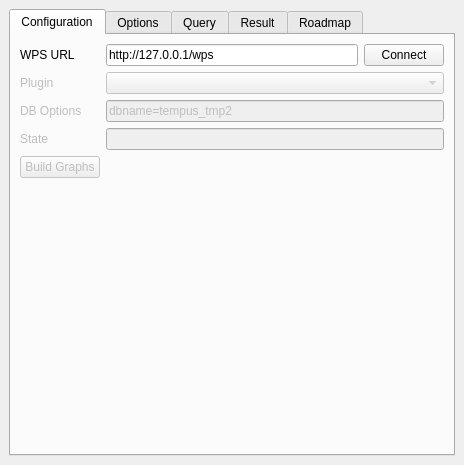
Above: src/wps_qgis/IfsttarRouting/ifsttarrouting.ui from Universite-Gustave-Eiffel/Tempus before the change. Below: the same form after it.
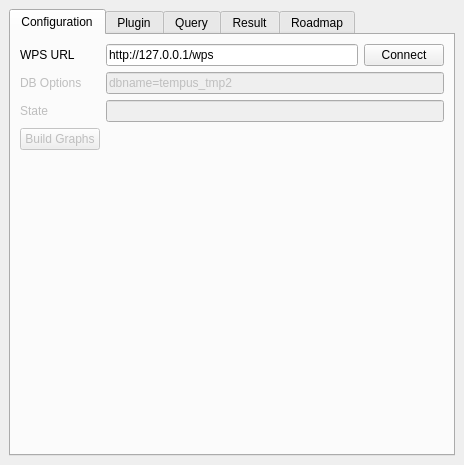
That is the form after the change. The open tabs and pages were chosen to show the change. Custom widgets are drawn as their Qt base class.

Commit message: Improve the WPS interface and the QGIS plugin: now a full request can be built

```diff
--- a/src/wps_qgis/IfsttarRouting/ifsttarrouting.ui
+++ b/src/wps_qgis/IfsttarRouting/ifsttarrouting.ui
@@ -51,6 +51,9 @@
        <layout class="QVBoxLayout" name="verticalLayout_3">
         <item>
          <layout class="QFormLayout" name="formLayout">
+          <property name="fieldGrowthPolicy">
+           <enum>QFormLayout::AllNonFixedFieldsGrow</enum>
+          </property>
           <item row="0" column="0">
            <widget class="QLabel" name="label_4">
             <property name="text">
@@ -83,23 +86,6 @@
            </layout>
           </item>
           <item row="1" column="0">
-           <widget class="QLabel" name="pluginLbl">
-            <property name="enabled">
-             <bool>false</bool>
-            </property>
-            <property name="text">
-             <string>Plugin</string>
-            </property>
-           </widget>
-          </item>
-          <item row="1" column="1">
-           <widget class="QComboBox" name="pluginCombo">
-            <property name="enabled">
-             <bool>false</bool>
-            </property>
-           </widget>
-          </item>
-          <item row="2" column="0">
            <widget class="QLabel" name="dbOptionsLbl">
             <property name="enabled">
              <bool>false</bool>
@@ -109,17 +95,7 @@
             </property>
            </widget>
           </item>
-          <item row="2" column="1">
-           <widget class="QLineEdit" name="dbOptionsText">
-            <property name="enabled">
-             <bool>false</bool>
-            </property>
-            <property name="text">
-             <string>dbname=tempus_tmp2</string>
-            </property>
-           </widget>
-          </item>
-          <item row="3" column="0">
+          <item row="2" column="0">
            <widget class="QLabel" name="stateLbl">
             <property name="enabled">
              <bool>false</bool>
@@ -129,14 +105,14 @@
             </property>
            </widget>
           </item>
-          <item row="3" column="1">
+          <item row="2" column="1">
            <widget class="QLineEdit" name="stateText">
             <property name="enabled">
              <bool>false</bool>
             </property>
            </widget>
           </item>
-          <item row="4" column="0">
+          <item row="3" column="0">
            <widget class="QPushButton" name="buildBtn">
             <property name="enabled">
              <bool>false</bool>
@@ -146,15 +122,28 @@
             </property>
            </widget>
           </item>
+          <item row="1" column="1">
+           <widget class="QLineEdit" name="dbOptionsText">
+            <property name="enabled">
+             <bool>false</bool>
+            </property>
+            <property name="text">
+             <string>dbname=tempus_tmp2</string>
+            </property>
+           </widget>
+          </item>
          </layout>
         </item>
        </layout>
       </widget>
       <widget class="QWidget" name="tab_2">
        <attribute name="title">
-        <string>Options</string>
+        <string>Plugin</string>
        </attribute>
        <layout class="QVBoxLayout" name="verticalLayout_2">
+        <item>
+         <widget class="QComboBox" name="pluginCombo"/>
+        </item>
         <item>
          <layout class="QFormLayout" name="optionsLayout">
           <property name="fieldGrowthPolicy">
```
Left out of the diff: 56 changed lines with no effect on the pictures. The commit also changes 8 other files.
